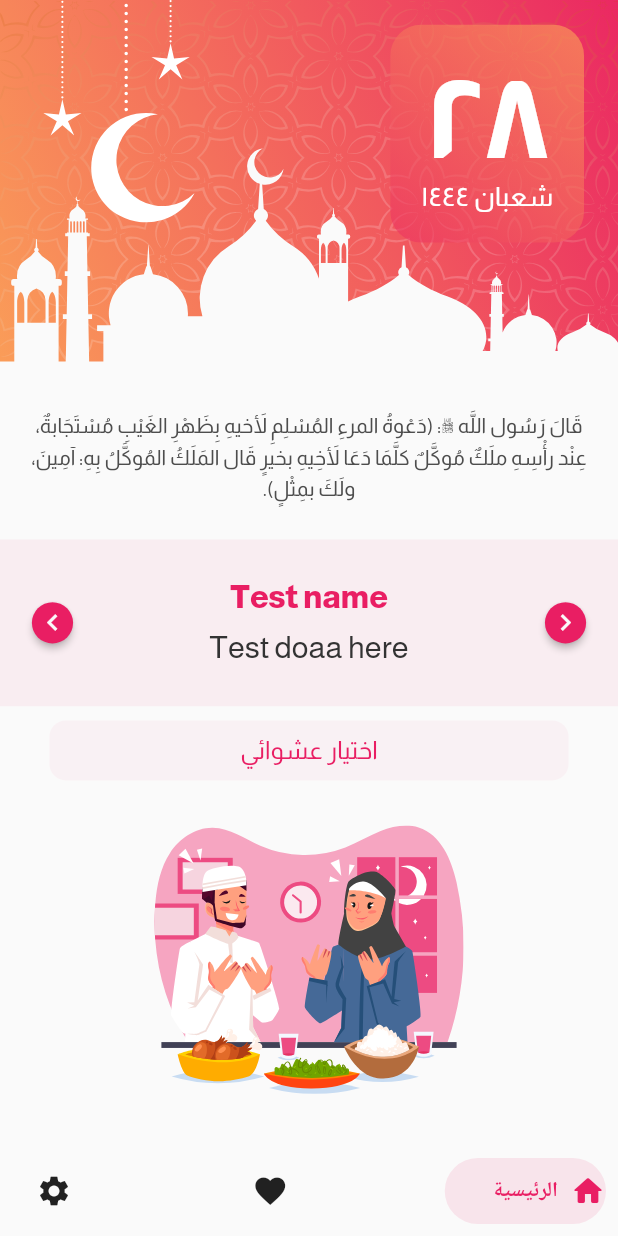
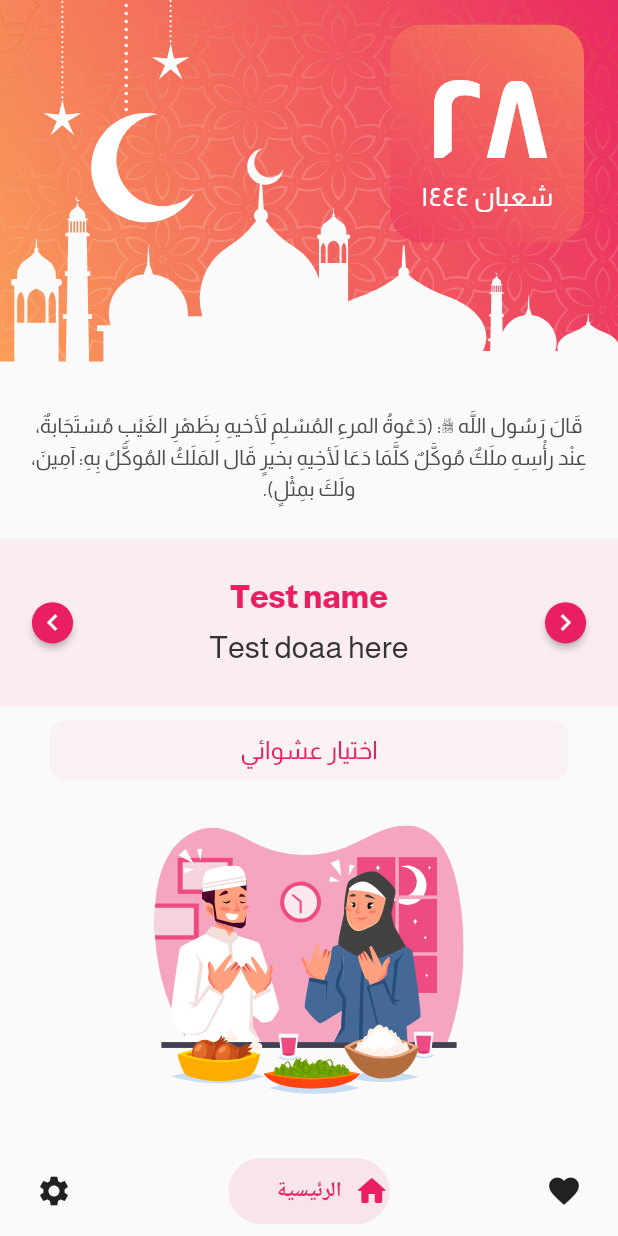
Before and after one commit to MAlazhariy/ramadan_mubarak, a Flutter app: the DashboardScreen screen opened by its route, on a phone screen of 412 x 824 dp. Run offline on Flutter 3.47's test engine with Material 2 defaults, Android fonts, the phone set to English and light mode, and no system bars; drawn by our look-alikes of salomon_bottom_bar; our stand-ins replace adhan, cloud_firestore, dio, firebase_core, firebase_messaging, fluro and 13 more; missing offline and left inert: platform_device_id; accounts and stored records are empty; statements that could not run were skipped.

Commit message:
modify: handle dashboard screen

```diff
--- a/lib/view/screens/dashboard/dashboard_screen.dart
+++ b/lib/view/screens/dashboard/dashboard_screen.dart
@@ -12,11 +12,11 @@ class DashboardScreen extends StatefulWidget {
 }
 
 class _DashboardScreenState extends State<DashboardScreen> {
-  int _currentIndex = 0;
+  int _currentIndex = 1;
 
   static const List<Widget> _widgetOptions = <Widget>[
+    ShareAppScreen(),
     HomeScreen(),
-    ShareAppScreen(),
     SettingsScreen(),
   ];
 
@@ -34,12 +34,12 @@ class _DashboardScreenState extends State<DashboardScreen> {
         onTap: (i) => setState(() => _currentIndex = i),
         items: [
           SalomonBottomBarItem(
+            icon: const Icon(Icons.favorite),
+            title: const Text("صدقة جارية"),
+          ),
+          SalomonBottomBarItem(
             icon: const Icon(Icons.home_rounded),
             title: const Text("الرئيسية"),
-          ),
-          SalomonBottomBarItem(
-            icon: const Icon(Icons.favorite),
-            title: const Text("صدقة جارية"),
           ),
           SalomonBottomBarItem(
             icon: const Icon(Icons.settings),
```
